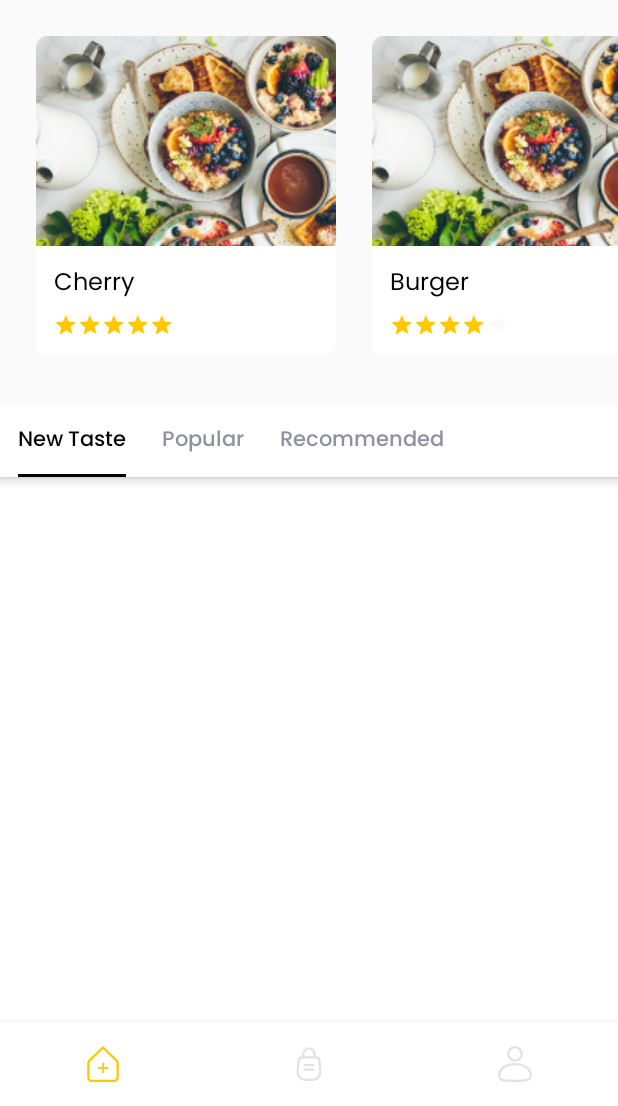
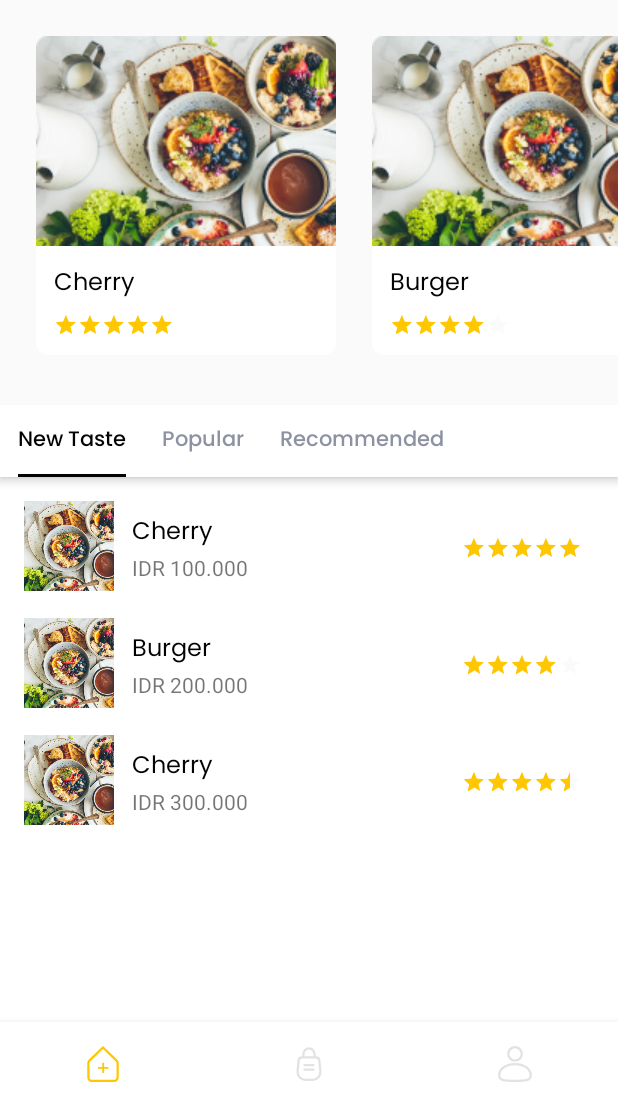
Before and after one commit to bangyadiii/Ngemeal, an Android app: the screen it shows after launch (MainActivity), after a tap on "Sign In", on a phone screen of 412 x 824 dp, the part 130-1236 px from its top. Run offline under Robolectric (Android 15) with nearby library versions, the phone set to English and light mode, and no system bars; our stand-ins replace navigation-ui.

Commit message:
konten dan adapter

```diff
--- /dev/null
+++ b/app/src/main/java/com/ngemeal/ngemeal/model/dummy/HomeVerticalModel.kt
@@ -0,0 +1,16 @@
+package com.ngemeal.ngemeal.model.dummy
+
+class HomeVerticalModel(title:String,price:String, src:String, rating:Float) {
+
+    var title = ""
+    var price = ""
+    var src = ""
+    var rating = 0f
+
+    init {
+        this.title = title
+        this.price = price
+        this.src = src
+        this.rating = rating
+    }
+}
--- a/app/src/main/java/com/ngemeal/ngemeal/ui/home/newtaste/HomeNewTasteFragment.kt
+++ b/app/src/main/java/com/ngemeal/ngemeal/ui/home/newtaste/HomeNewTasteFragment.kt
@@ -5,15 +5,54 @@ import androidx.fragment.app.Fragment
 import android.view.LayoutInflater
 import android.view.View
 import android.view.ViewGroup
+import android.widget.Toast
+import androidx.recyclerview.widget.LinearLayoutManager
+import androidx.recyclerview.widget.RecyclerView
 import com.ngemeal.ngemeal.R
+import com.ngemeal.ngemeal.databinding.FragmentHomeBinding
+import com.ngemeal.ngemeal.databinding.FragmentHomeNewTasteBinding
+import com.ngemeal.ngemeal.model.dummy.HomeModel
+import com.ngemeal.ngemeal.model.dummy.HomeVerticalModel
+import com.ngemeal.ngemeal.ui.home.HomeAdapter
+import com.ngemeal.ngemeal.ui.home.SectionPagerAdapter
 
-class HomeNewTasteFragment : Fragment() {
+class HomeNewTasteFragment : Fragment(),HomeNewtasteAdapter.ItemAdapterCallback {
+    private var foodList : ArrayList<HomeVerticalModel> = ArrayList()
+
+    private var _binding: FragmentHomeNewTasteBinding? = null
+    private val binding get() = _binding!!
 
     override fun onCreateView(
         inflater: LayoutInflater, container: ViewGroup?,
         savedInstanceState: Bundle?
     ): View? {
         // Inflate the layout for this fragment
-        return inflater.inflate(R.layout.fragment_home_new_taste, container, false)
+        _binding = FragmentHomeNewTasteBinding.inflate(inflater, container, false)
+        val root: View = binding.root
+        return root
+        //return inflater.inflate(R.layout.fragment_home_new_taste, container, false)
+    }
+
+    override fun onActivityCreated(savedInstanceState: Bundle?) {
+        super.onActivityCreated(savedInstanceState)
+
+        initDataDummy()
+        var adapter = HomeNewtasteAdapter(foodList,this)
+        var layoutManager: RecyclerView.LayoutManager= LinearLayoutManager(context,
+            LinearLayoutManager.VERTICAL,false)
+        binding.rcList.layoutManager = layoutManager
+        binding.rcList.adapter = adapter
+    }
+
+    fun initDataDummy(){
+        foodList = ArrayList()
+        foodList.add(HomeVerticalModel("Cherry", "100000","",5f))
+        foodList.add(HomeVerticalModel("Burger", "200000","",4f))
+        foodList.add(HomeVerticalModel("Cherry", "300000","",4.5f))
+
+    }
+
+    override fun onClick(v: View, data: HomeVerticalModel) {
+        Toast.makeText(context,"percobaan "+data.title, Toast.LENGTH_SHORT).show()
     }
 }
--- /dev/null
+++ b/app/src/main/java/com/ngemeal/ngemeal/ui/home/newtaste/HomeNewtasteAdapter.kt
@@ -0,0 +1,63 @@
+package com.ngemeal.ngemeal.ui.home.newtaste
+
+import android.view.LayoutInflater
+import android.view.View
+import android.view.ViewGroup
+import android.view.ViewParent
+import androidx.appcompat.view.menu.MenuView.ItemView
+import androidx.recyclerview.widget.RecyclerView
+import androidx.recyclerview.widget.RecyclerView.ViewHolder
+import androidx.recyclerview.widget.SortedListAdapterCallback
+import com.bumptech.glide.Glide
+import com.ngemeal.ngemeal.R
+import com.ngemeal.ngemeal.databinding.ItemHomeVerticalBinding
+import com.ngemeal.ngemeal.model.dummy.HomeVerticalModel
+import com.ngemeal.ngemeal.utils.Helpers.formatPrice
+import java.text.FieldPosition
+
+class HomeNewtasteAdapter (
+    private val listData : List<HomeVerticalModel>,
+    private val itemAdapterCallback: ItemAdapterCallback
+    ): RecyclerView.Adapter<HomeNewtasteAdapter.ViewHolder> () {
+
+//    private var _binding: ItemHomeHorizontalBinding? = null
+//    private val binding get() = _binding!!
+
+    override fun onCreateViewHolder(parent: ViewGroup,viewType:Int): HomeNewtasteAdapter.ViewHolder{
+        val layoutInflater = LayoutInflater.from(parent.context)
+//        val view = layoutInflater.inflate(R.layout.item_home_horizontal, parent, false)
+//        return ViewHolder(view)
+        var binding = ItemHomeVerticalBinding.inflate(layoutInflater, parent, false)
+        return ViewHolder(binding)
+    }
+    override fun onBindViewHolder(holder: HomeNewtasteAdapter.ViewHolder, position: Int) {
+        holder.bind(listData[position],itemAdapterCallback)
+    }
+
+    class ViewHolder(itemView:ItemHomeVerticalBinding) : RecyclerView.ViewHolder(itemView.root){
+        private var _binding: ItemHomeVerticalBinding? = itemView
+        private val binding get() = _binding!!
+        fun bind(data: HomeVerticalModel, itemAdapterCallback: ItemAdapterCallback){
+            itemView.apply {
+                binding.tvTitle.text = data.title
+                binding.tvPrice.formatPrice(data.price)
+                binding.rbFood.rating = data.rating
+
+//                Glide.with(context)
+//                    .load(data.src)
+//                    .into(binding.ivPoster)
+
+                itemView.setOnClickListener{itemAdapterCallback.onClick(it,data)}
+            }
+        }
+
+    }
+
+    override fun getItemCount(): Int {
+        return listData.size
+    }
+
+    interface ItemAdapterCallback{
+        fun onClick(v:View, data:HomeVerticalModel)
+    }
+}
--- a/app/src/main/java/com/ngemeal/ngemeal/ui/home/popular/HomePopularFragment.kt
+++ b/app/src/main/java/com/ngemeal/ngemeal/ui/home/popular/HomePopularFragment.kt
@@ -5,15 +5,51 @@ import androidx.fragment.app.Fragment
 import android.view.LayoutInflater
 import android.view.View
 import android.view.ViewGroup
+import android.widget.Toast
+import androidx.recyclerview.widget.LinearLayoutManager
+import androidx.recyclerview.widget.RecyclerView
 import com.ngemeal.ngemeal.R
+import com.ngemeal.ngemeal.databinding.FragmentHomeNewTasteBinding
+import com.ngemeal.ngemeal.model.dummy.HomeVerticalModel
+import com.ngemeal.ngemeal.ui.home.newtaste.HomeNewtasteAdapter
 
-class HomePopularFragment : Fragment() {
+class HomePopularFragment : Fragment() ,HomeNewtasteAdapter.ItemAdapterCallback {
+    private var foodList : ArrayList<HomeVerticalModel> = ArrayList()
+
+    private var _binding: FragmentHomeNewTasteBinding? = null
+    private val binding get() = _binding!!
 
     override fun onCreateView(
         inflater: LayoutInflater, container: ViewGroup?,
         savedInstanceState: Bundle?
     ): View? {
         // Inflate the layout for this fragment
-        return inflater.inflate(R.layout.fragment_home_new_taste, container, false)
+        _binding = FragmentHomeNewTasteBinding.inflate(inflater, container, false)
+        val root: View = binding.root
+        return root
+        //return inflater.inflate(R.layout.fragment_home_new_taste, container, false)
+    }
+
+    override fun onActivityCreated(savedInstanceState: Bundle?) {
+        super.onActivityCreated(savedInstanceState)
+
+        initDataDummy()
+        var adapter = HomeNewtasteAdapter(foodList,this)
+        var layoutManager: RecyclerView.LayoutManager= LinearLayoutManager(context,
+            LinearLayoutManager.VERTICAL,false)
+        binding.rcList.layoutManager = layoutManager
+        binding.rcList.adapter = adapter
+    }
+
+    fun initDataDummy(){
+        foodList = ArrayList()
+        foodList.add(HomeVerticalModel("Cherry", "100000","",5f))
+        foodList.add(HomeVerticalModel("Burger", "200000","",4f))
+        foodList.add(HomeVerticalModel("Cherry", "300000","",4.5f))
+
+    }
+
+    override fun onClick(v: View, data: HomeVerticalModel) {
+        Toast.makeText(context,"percobaan "+data.title, Toast.LENGTH_SHORT).show()
     }
 }
--- a/app/src/main/java/com/ngemeal/ngemeal/ui/home/recommended/HomeRecommendedFragment.kt
+++ b/app/src/main/java/com/ngemeal/ngemeal/ui/home/recommended/HomeRecommendedFragment.kt
@@ -5,15 +5,51 @@ import androidx.fragment.app.Fragment
 import android.view.LayoutInflater
 import android.view.View
 import android.view.ViewGroup
+import android.widget.Toast
+import androidx.recyclerview.widget.LinearLayoutManager
+import androidx.recyclerview.widget.RecyclerView
 import com.ngemeal.ngemeal.R
+import com.ngemeal.ngemeal.databinding.FragmentHomeNewTasteBinding
+import com.ngemeal.ngemeal.model.dummy.HomeVerticalModel
+import com.ngemeal.ngemeal.ui.home.newtaste.HomeNewtasteAdapter
 
-class HomeRecommendedFragment : Fragment() {
+class HomeRecommendedFragment : Fragment(),HomeNewtasteAdapter.ItemAdapterCallback  {
+    private var foodList : ArrayList<HomeVerticalModel> = ArrayList()
+
+    private var _binding: FragmentHomeNewTasteBinding? = null
+    private val binding get() = _binding!!
 
     override fun onCreateView(
         inflater: LayoutInflater, container: ViewGroup?,
         savedInstanceState: Bundle?
     ): View? {
         // Inflate the layout for this fragment
-        return inflater.inflate(R.layout.fragment_home_new_taste, container, false)
+        _binding = FragmentHomeNewTasteBinding.inflate(inflater, container, false)
+        val root: View = binding.root
+        return root
+        //return inflater.inflate(R.layout.fragment_home_new_taste, container, false)
+    }
+
+    override fun onActivityCreated(savedInstanceState: Bundle?) {
+        super.onActivityCreated(savedInstanceState)
+
+        initDataDummy()
+        var adapter = HomeNewtasteAdapter(foodList,this)
+        var layoutManager: RecyclerView.LayoutManager= LinearLayoutManager(context,
+            LinearLayoutManager.VERTICAL,false)
+        binding.rcList.layoutManager = layoutManager
+        binding.rcList.adapter = adapter
+    }
+
+    fun initDataDummy(){
+        foodList = ArrayList()
+        foodList.add(HomeVerticalModel("Cherry", "100000","",5f))
+        foodList.add(HomeVerticalModel("Burger", "200000","",4f))
+        foodList.add(HomeVerticalModel("Cherry", "300000","",4.5f))
+
+    }
+
+    override fun onClick(v: View, data: HomeVerticalModel) {
+        Toast.makeText(context,"percobaan "+data.title, Toast.LENGTH_SHORT).show()
     }
 }
--- /dev/null
+++ b/app/src/main/java/com/ngemeal/ngemeal/utils/Helpers.kt
@@ -0,0 +1,16 @@
+package com.ngemeal.ngemeal.utils
+
+import android.widget.TextView
+import java.text.DecimalFormat
+
+object Helpers {
+
+    fun TextView.formatPrice(value: String){
+        this.text = getCurrencyIDR(java.lang.Double.parseDouble(value))
+    }
+
+    fun getCurrencyIDR(price : Double) : String{
+        val format = DecimalFormat("#,###,###")
+        return "IDR "+format.format(price).replace(",".toRegex(),".")
+    }
+}
--- /dev/null
+++ b/app/src/main/res/layout/item_home_vertical.xml
@@ -0,0 +1,51 @@
+<?xml version="1.0" encoding="utf-8"?>
+<androidx.constraintlayout.widget.ConstraintLayout xmlns:android="http://schemas.android.com/apk/res/android"
+    xmlns:app="http://schemas.android.com/apk/res-auto"
+    xmlns:tools="http://schemas.android.com/tools"
+    android:layout_width="match_parent"
+    android:layout_height="wrap_content"
+    android:paddingBottom="16dp">
+
+    <ImageView
+        android:id="@+id/ivPoster"
+        android:layout_width="60dp"
+        android:layout_height="60dp"
+        android:layout_marginStart="16dp"
+        android:scaleType="centerCrop"
+        app:layout_constraintStart_toStartOf="parent"
+        app:layout_constraintTop_toTopOf="parent"
+        app:srcCompat="@drawable/ic_sample_product2" />
+
+    <TextView
+        android:id="@+id/tvTitle"
+        style="@style/TextView.PoppinsNormal16spBlack"
+        android:layout_width="wrap_content"
+        android:layout_height="wrap_content"
+        android:layout_marginStart="12dp"
+        android:layout_marginTop="8dp"
+        android:text="Cherry Gaiss"
+        app:layout_constraintStart_toEndOf="@+id/ivPoster"
+        app:layout_constraintTop_toTopOf="parent" />
+
+    <TextView
+        android:id="@+id/tvPrice"
+        android:layout_width="wrap_content"
+        android:layout_height="wrap_content"
+        android:layout_marginStart="12dp"
+        android:layout_marginBottom="8dp"
+        android:text="Rp. 25.000"
+        app:layout_constraintBottom_toBottomOf="parent"
+        app:layout_constraintStart_toEndOf="@+id/ivPoster"
+        app:layout_constraintTop_toBottomOf="@+id/tvTitle" />
+
+    <RatingBar
+        android:id="@+id/rbFood"
+        android:theme="@style/RatingBar"
+        style="@style/Widget.AppCompat.RatingBar.Small"
+        android:layout_width="wrap_content"
+        android:layout_height="wrap_content"
+        android:layout_marginEnd="24dp"
+        app:layout_constraintBottom_toBottomOf="parent"
+        app:layout_constraintEnd_toEndOf="parent"
+        app:layout_constraintTop_toTopOf="parent" />
+</androidx.constraintlayout.widget.ConstraintLayout>
```
